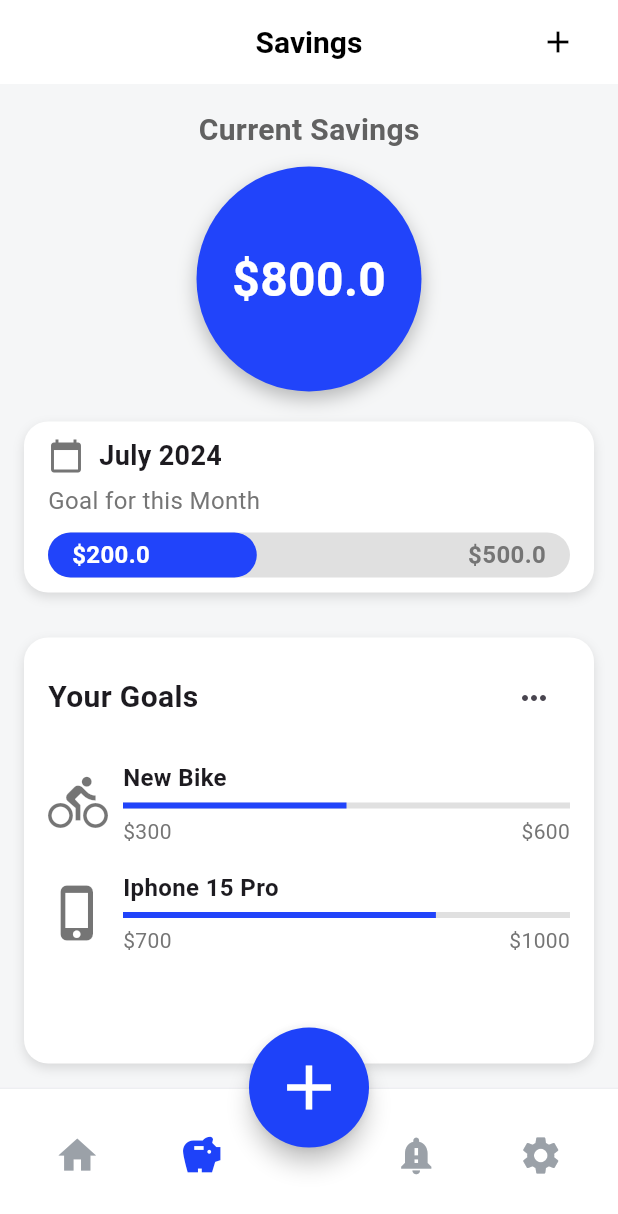
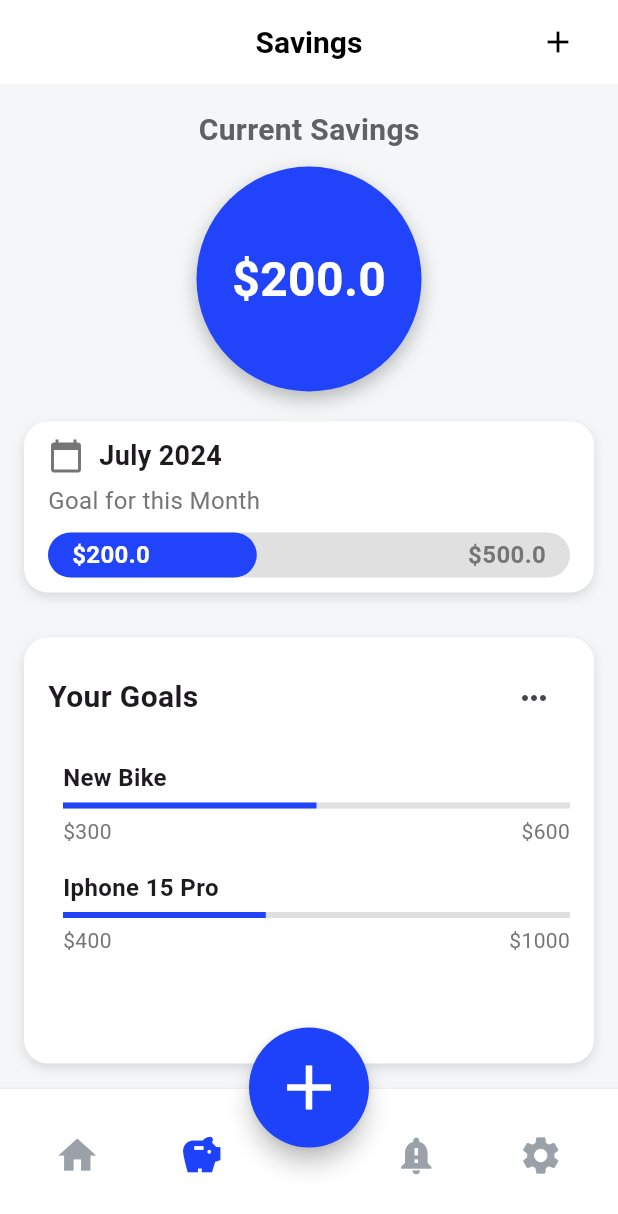
Before and after one commit to KarrinPaola/MoneyManager, a Flutter app: the screen it shows once a user with an empty profile is signed in, item 2 of the bottom bar chosen, on a phone screen of 412 x 824 dp. Shown: the top 1214 px of the screen. Run offline on Flutter 3.47's test engine with Material 3 defaults, Android fonts, the phone set to English and light mode, and no system bars; our stand-ins replace cloud_firestore, firebase_auth, firebase_core, google_sign_in, table_calendar; accounts and stored records are empty.

Commit message:
thay đổi phần saving

```diff
--- a/lib/Overview/Saving/screen/screens/savings_home_screen.dart
+++ b/lib/Overview/Saving/screen/screens/savings_home_screen.dart
@@ -1,13 +1,25 @@
-
 import 'package:flutter/material.dart';
 
-import '../../add_goal/goal/add_goals.dart';
 import '../widgets/goals_widget.dart';
 import '../widgets/savings_widget.dart';
 import 'goals_screen.dart';
 
-class SavingsHomeScreen extends StatelessWidget {
+class SavingsHomeScreen extends StatefulWidget {
   const SavingsHomeScreen({super.key});
+
+  @override
+  _SavingsHomeScreenState createState() => _SavingsHomeScreenState();
+}
+
+class _SavingsHomeScreenState extends State<SavingsHomeScreen> {
+  Future<List<Map<String, dynamic>>> fetchGoals() async {
+    // Giả lập việc lấy dữ liệu từ cơ sở dữ liệu
+    await Future.delayed(const Duration(seconds: 2));
+    return [
+      {'name': 'New Bike', 'saved': 300, 'goal': 600},
+      {'name': 'Iphone 15 Pro', 'saved': 400, 'goal': 1000},
+    ];
+  }
 
   @override
   Widget build(BuildContext context) {
@@ -27,16 +39,12 @@ class SavingsHomeScreen extends StatelessWidget {
         ),
         actions: [
           Container(
-            margin: const EdgeInsets.only(right: 16), // Canh phải
+            margin: const EdgeInsets.only(right: 16),
             child: IconButton(
               icon: const Icon(Icons.add),
-              color: Colors.black, // Dấu cộng màu trắng
+              color: Colors.black,
               onPressed: () {
                 print('Add new savings');
-                Navigator.push(
-                    context,
-                    MaterialPageRoute(builder: (context) => AddGoals()),
-                  );
                 // Thêm hành động mở màn hình mới hoặc thực hiện tác vụ
               },
             ),
@@ -48,21 +56,32 @@ class SavingsHomeScreen extends StatelessWidget {
         child: Column(
           crossAxisAlignment: CrossAxisAlignment.start,
           children: [
-            Center(
-              child: SavingsWidget(currentSavings: 800),
+            const Center(
+              child: SavingsWidget(),
             ),
             const SizedBox(height: 30),
             Expanded(
-              child: GoalsWidget(
-                goals: const [
-                  {'name': 'New Bike', 'saved': 300, 'goal': 600},
-                  {'name': 'Iphone 15 Pro', 'saved': 700, 'goal': 1000},
-                ],
-                onMoreGoalsTap: () {
-                  Navigator.push(
-                    context,
-                    MaterialPageRoute(builder: (context) => GoalsScreen()),
-                  );
+              child: FutureBuilder<List<Map<String, dynamic>>>(
+                future: fetchGoals(),
+                builder: (context, snapshot) {
+                  if (snapshot.connectionState == ConnectionState.waiting) {
+                    return const Center(child: CircularProgressIndicator());
+                  } else if (snapshot.hasError) {
+                    return const Center(child: Text("Error loading data"));
+                  } else if (snapshot.hasData) {
+                    return GoalsWidget(
+                      goals: snapshot.data!,
+                      onMoreGoalsTap: () {
+                        Navigator.push(
+                          context,
+                          MaterialPageRoute(
+                              builder: (context) => const GoalsScreen()),
+                        );
+                      },
+                    );
+                  } else {
+                    return const Center(child: Text("No goals available"));
+                  }
                 },
               ),
             ),
--- a/lib/Overview/Saving/screen/widgets/goal_item.dart
+++ b/lib/Overview/Saving/screen/widgets/goal_item.dart
@@ -9,22 +9,10 @@ class GoalItem extends StatelessWidget {
   Widget build(BuildContext context) {
     double progress = goal['saved'] / goal['goal'];
 
-    // Lựa chọn icon dựa trên tên mục tiêu
-    IconData icon;
-    if (goal['name'] == 'New Bike') {
-      icon = Icons.directions_bike; // Icon bike
-    } else if (goal['name'] == 'Iphone 15 Pro') {
-      icon = Icons.phone_iphone; // Icon điện thoại
-    } else {
-      icon = Icons.help_outline; // Icon mặc định nếu không khớp
-    }
-
     return Padding(
       padding: const EdgeInsets.symmetric(vertical: 8.0),
       child: Row(
         children: [
-          // Hiển thị icon mục tiêu
-          Icon(icon, size: 40, color: Colors.black54),
           const SizedBox(width: 10),
           Expanded(
             child: Column(
@@ -33,7 +21,8 @@ class GoalItem extends StatelessWidget {
                 // Hiển thị tên mục tiêu
                 Text(
                   goal['name'],
-                  style: const TextStyle(fontSize: 16, fontWeight: FontWeight.bold),
+                  style: const TextStyle(
+                      fontSize: 16, fontWeight: FontWeight.bold),
                 ),
                 const SizedBox(height: 5),
                 // Thanh tiến độ
--- a/lib/Overview/Saving/screen/widgets/goals_widget.dart
+++ b/lib/Overview/Saving/screen/widgets/goals_widget.dart
@@ -1,12 +1,17 @@
 import 'package:flutter/material.dart';
 
+import '../screens/add_money_screen.dart'; // Import màn hình AddMoneyScreen
 import 'goal_item.dart';
 
 class GoalsWidget extends StatelessWidget {
   final List<Map<String, dynamic>> goals;
   final VoidCallback onMoreGoalsTap;
 
-  const GoalsWidget({super.key, required this.goals, required this.onMoreGoalsTap});
+  const GoalsWidget({
+    super.key,
+    required this.goals,
+    required this.onMoreGoalsTap,
+  });
 
   @override
   Widget build(BuildContext context) {
@@ -39,13 +44,39 @@ class GoalsWidget extends StatelessWidget {
                 ),
                 IconButton(
                   icon: const Icon(Icons.more_horiz),
-                  onPressed: onMoreGoalsTap,
+                  onPressed: onMoreGoalsTap, // Chuyển đến trang hiển thị nhiều mục tiêu hơn
                 ),
               ],
             ),
             const SizedBox(height: 10),
             Column(
-              children: goals.map((goal) => GoalItem(goal: goal)).toList(),
+              children: goals.map((goal) {
+                return GestureDetector(
+                  onTap: () {
+                    // Dữ liệu sẽ được gửi đến AddMoneyScreen thông qua Navigator.push
+                    String goalName = goal['name'] as String;
+                    double currentSaved = goal['saved'] as double;
+                    double goalAmount = goal['goal'] as double;
+
+                    // Tạo TextEditingController để truyền sang AddMoneyScreen
+                    TextEditingController amountController = TextEditingController();
+
+                    // Gửi dữ liệu thông qua Navigator.push
+                    Navigator.push(
+                      context,
+                      MaterialPageRoute(
+                        builder: (context) => AddMoneyScreen(
+                          goalName: goalName,
+                          currentSaved: currentSaved,
+                          goalAmount: goalAmount,
+                          amountController: amountController, // Truyền TextEditingController
+                        ),
+                      ),
+                    );
+                  },
+                  child: GoalItem(goal: goal), // Hiển thị chi tiết mục tiêu
+                );
+              }).toList(),
             ),
           ],
         ),
--- a/lib/Overview/Saving/screen/widgets/savings_widget.dart
+++ b/lib/Overview/Saving/screen/widgets/savings_widget.dart
@@ -1,14 +1,34 @@
 import 'package:flutter/material.dart';
 
-class SavingsWidget extends StatelessWidget {
-  final double currentSavings;
+class SavingsWidget extends StatefulWidget {
+  const SavingsWidget({super.key});
 
-  const SavingsWidget({super.key, required this.currentSavings});
+  @override
+  _SavingsWidgetState createState() => _SavingsWidgetState();
+}
+
+class _SavingsWidgetState extends State<SavingsWidget> {
+  Future<Map<String, double>> fetchSavingsData() async {
+    // phương thức lấy dữ liệu từ cơ sở dữ liệu hoặc API
+    double savedAmount = 200;
+    double goalAmount = 500;
+
+    await Future.delayed(const Duration(seconds: 2)); // Giả lập độ trễ
+    return {'savedAmount': savedAmount, 'goalAmount': goalAmount};
+  }
 
   @override
   Widget build(BuildContext context) {
-    double savedAmount = 200;
-    double goalAmount = 500;
+    return FutureBuilder<Map<String, double>>(
+      future: fetchSavingsData(),
+      builder: (context, snapshot) {
+        if (snapshot.connectionState == ConnectionState.waiting) {
+          return const Center(child: CircularProgressIndicator());
+        } else if (snapshot.hasError) {
+          return const Center(child: Text("Error loading data"));
+        } else if (snapshot.hasData) {
+          double savedAmount = snapshot.data!['savedAmount']!;
+          double goalAmount = snapshot.data!['goalAmount']!;
 
           return Column(
             children: [
@@ -39,7 +59,7 @@ class SavingsWidget extends StatelessWidget {
                 ),
                 child: Center(
                   child: Text(
-              '\$$currentSavings',
+                    '\$$savedAmount',
                     style: const TextStyle(
                       fontSize: 32,
                       fontWeight: FontWeight.bold,
@@ -51,7 +71,8 @@ class SavingsWidget extends StatelessWidget {
               const SizedBox(height: 20),
               // Mục tiêu tháng với thanh trượt lớn hơn
               Container(
-          padding: const EdgeInsets.symmetric(horizontal: 16, vertical: 10),
+                padding:
+                    const EdgeInsets.symmetric(horizontal: 16, vertical: 10),
                 decoration: BoxDecoration(
                   color: Colors.white, // Màu trắng cho widget
                   borderRadius: BorderRadius.circular(16),
@@ -70,7 +91,8 @@ class SavingsWidget extends StatelessWidget {
                       children: [
                         Row(
                           children: [
-                      Icon(Icons.calendar_today, color: Colors.grey.shade600),
+                            Icon(Icons.calendar_today,
+                                color: Colors.grey.shade600),
                             const SizedBox(width: 10),
                             const Text(
                               'July 2024',
@@ -102,8 +124,8 @@ class SavingsWidget extends StatelessWidget {
                           height: 30, // Tăng chiều cao của thanh trượt
                           decoration: BoxDecoration(
                             color: Colors.grey[300], // Màu nền thanh trượt
-                      borderRadius:
-                          BorderRadius.circular(16), // Bo góc cho thanh trượt
+                            borderRadius: BorderRadius.circular(
+                                16), // Bo góc cho thanh trượt
                           ),
                           child: Row(
                             children: [
@@ -130,7 +152,8 @@ class SavingsWidget extends StatelessWidget {
                             mainAxisAlignment: MainAxisAlignment.spaceBetween,
                             children: [
                               Padding(
-                          padding: const EdgeInsets.symmetric(horizontal: 16.0),
+                                padding: const EdgeInsets.symmetric(
+                                    horizontal: 16.0),
                                 child: Text(
                                   '\$$savedAmount',
                                   style: const TextStyle(
@@ -141,14 +164,15 @@ class SavingsWidget extends StatelessWidget {
                                 ),
                               ),
                               Padding(
-                          padding: const EdgeInsets.symmetric(horizontal: 16.0),
+                                padding: const EdgeInsets.symmetric(
+                                    horizontal: 16.0),
                                 child: Text(
                                   '\$$goalAmount',
                                   style: TextStyle(
                                     fontSize: 16,
                                     fontWeight: FontWeight.bold,
-                              color:
-                                  Colors.grey.shade600, // Màu chữ của mục tiêu
+                                    color: Colors
+                                        .grey.shade600, // Màu chữ của mục tiêu
                                   ),
                                 ),
                               ),
@@ -162,5 +186,10 @@ class SavingsWidget extends StatelessWidget {
               ),
             ],
           );
+        } else {
+          return const Center(child: Text("No data available"));
+        }
+      },
+    );
   }
 }
```
Also changed, not shown: lib/Overview/Saving/screen/main.dart (deleted, +0 -23 lines), lib/Overview/Saving/screen/screens/add_money_screen.dart (added, +167 -0 lines), lib/Overview/Saving/screen/screens/goals_screen.dart (+23 -1 lines), 2 other files. Lines whose indentation alone changed are shown as unchanged.
